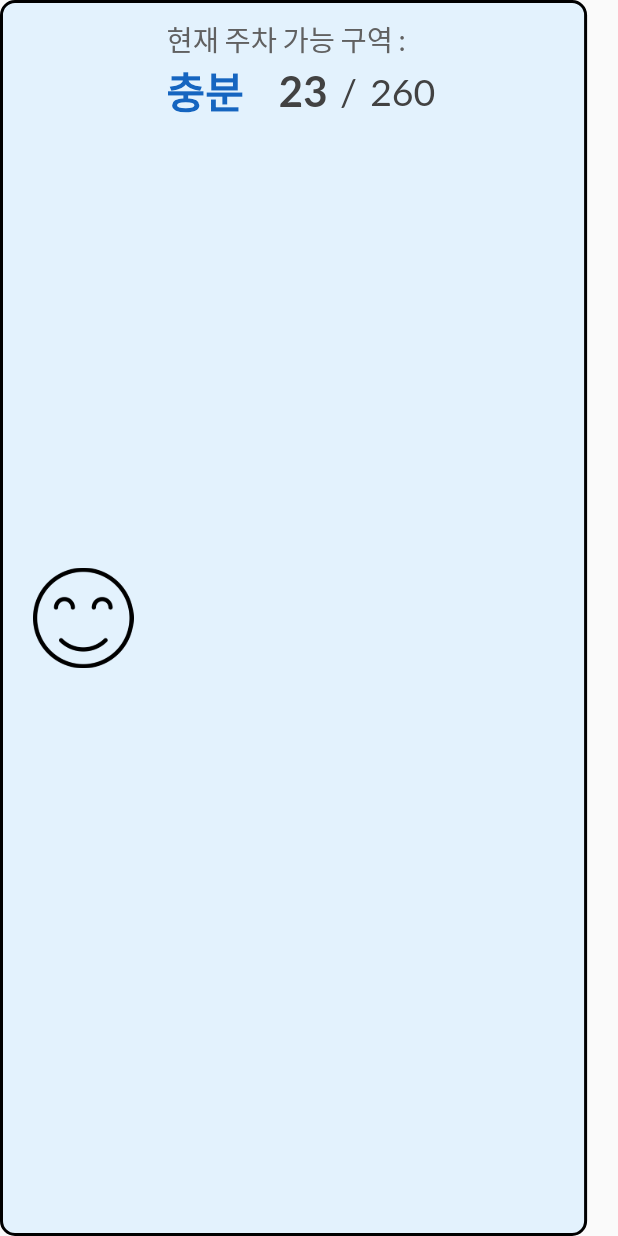
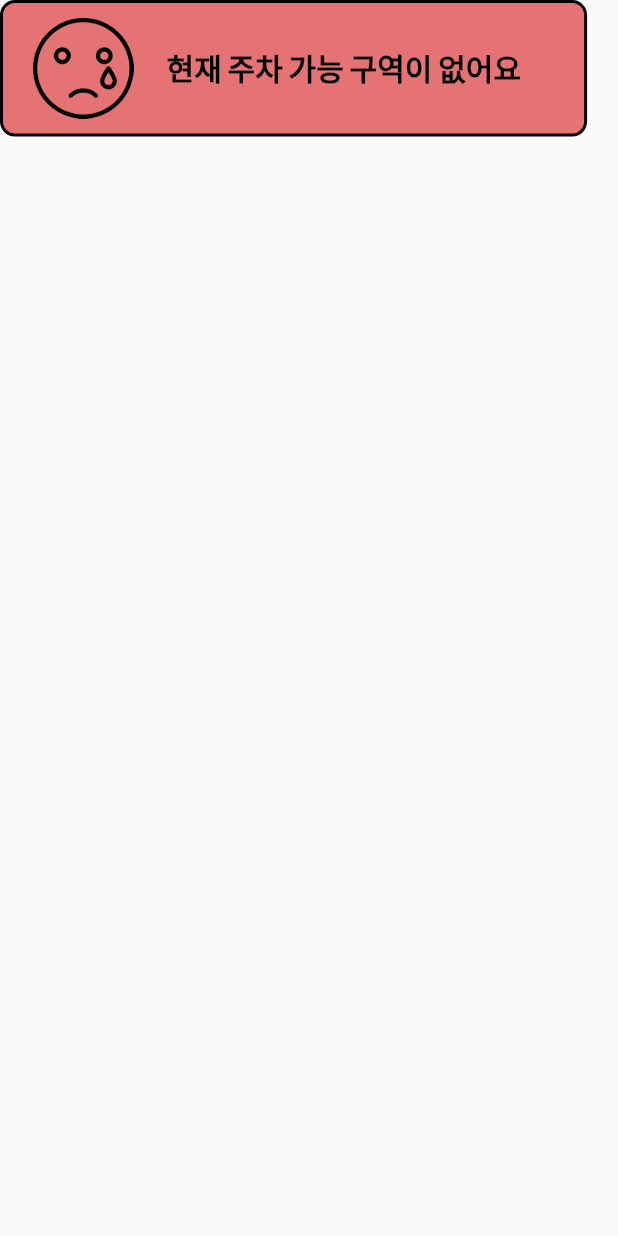
Before and after one commit to CMS1108/2022capstone, a Flutter app: the RemainStat widget shown alone on an empty page, opened directly, on a phone screen of 412 x 824 dp. Run offline on Flutter 3.47's test engine with Material 2 defaults, Android fonts, the phone set to English and light mode, and no system bars; our stand-ins replace geolocator, google_fonts; missing offline and left inert: kakao_flutter_sdk, kakao_flutter_sdk_common, kakaomap_webview.

Commit message:
위젯 색 변경

```diff
--- a/lib/ui/view/datail_page.dart
+++ b/lib/ui/view/datail_page.dart
@@ -39,9 +39,6 @@ class _DetailPageState extends State<DetailPage> {
     var name = '효죽공영주차장';
     var address = '광주광역시 북구 용봉로138번길 11(중흥동)';
     var tel = 01071769856;
-    var totalAbleCnt = 260;
-    var ableCnt = 32;
-
 
     return Scaffold(
       appBar: CupertinoNavigationBar(
@@ -57,20 +54,20 @@ class _DetailPageState extends State<DetailPage> {
             child:Container(
               child: Column(
                 children: [
-                  SizedBox(height: 7.0),
+                  SizedBox(height: 17.0),
                   Text('${name}',
                       textAlign: TextAlign.center,
                       style: GoogleFonts.lato(
                           fontSize: 35.0,
                           fontWeight: FontWeight.bold,
                           color: Colors.black)),
-                  SizedBox(height: 4.0,),
+                  SizedBox(height: 8.0,),
                   Text('${address}',
                     textAlign: TextAlign.center,
                     style: GoogleFonts.lato(
                         fontSize: 17.0,
                         color: Colors.black)),
-                  SizedBox(height: 13.0),
+                  SizedBox(height: 17.0),
                   KakaoMapView(
                     width: MediaQuery.of(context).size.width,
                     height: MediaQuery.of(context).size.height * 0.35,
@@ -139,7 +136,7 @@ class _DetailPageState extends State<DetailPage> {
                   //           fontSize: 16.0,
                   //           color: Colors.black),),),),
 
-                  SizedBox(height: 8.0),
+                  SizedBox(height: 10.0),
                   Container(
                     child: Row(
                       mainAxisAlignment: MainAxisAlignment.spaceEvenly,
@@ -225,7 +222,7 @@ class _DetailPageState extends State<DetailPage> {
                         // ),
                         Expanded(flex: 1, child: SizedBox()),],
                   ),),
-                  SizedBox(height: 18.0),
+                  SizedBox(height: 20.0),
                   RemainStat(),
 
                   // ExpansionTile(title: Text('운영 요금',
--- a/lib/ui/widget/remain_stat_widget.dart
+++ b/lib/ui/widget/remain_stat_widget.dart
@@ -3,7 +3,7 @@ import 'package:google_fonts/google_fonts.dart';
 
 class RemainStat extends StatelessWidget{
   var totalAbleCnt = 260;
-  var ableCnt = 23;
+  var ableCnt = 0;
   var color = Colors.white;
   @override
   Widget build(BuildContext context) {
@@ -12,7 +12,7 @@ class RemainStat extends StatelessWidget{
         width: MediaQuery.of(context).size.width * 0.95,
         padding: EdgeInsets.all(10.0),
         decoration: BoxDecoration(
-          //border: Border.all(color: Colors.black12, width: 3),
+            border: Border.all(color: Colors.black, width: 2),
             borderRadius: BorderRadius.circular(10.0),
             color: Colors.red[300]
         ),
@@ -44,23 +44,14 @@ class RemainStat extends StatelessWidget{
           ],
         ),
       );
-    } else{
-      var stext, icon;
-      if(ableCnt < 10){
-        stext = '보통';
-        icon = 'assets/images/neutral.png';
-      } else{
-        stext = '충분';
-        icon = 'assets/images/smile.png';
-      }
-
+    } else if(ableCnt < 10){
       return Container(
         width: MediaQuery.of(context).size.width * 0.95,
         padding: EdgeInsets.all(10.0),
         decoration: BoxDecoration(
           border: Border.all(color: Colors.black, width: 2),
             borderRadius: BorderRadius.circular(10.0),
-            color: Colors.blue[50]
+            color: Colors.yellow[100],
         ),
         child: Row(
           mainAxisAlignment: MainAxisAlignment.center,
@@ -71,7 +62,7 @@ class RemainStat extends StatelessWidget{
             ),
             Expanded(
               flex: 1,
-              child: Image.asset('${icon}', width: 20.0,),
+              child: Image.asset('assets/images/neutral.png', width: 20.0,),
             ),
             SizedBox(
               width: 22.0,
@@ -83,11 +74,76 @@ class RemainStat extends StatelessWidget{
                 children: [
                   Text('현재 주차 가능 구역 : ',
                       style: GoogleFonts.lato(
-                          fontSize: 19.0,
+                          fontSize: 18.0,
                           color: Colors.grey[700])),
+                  SizedBox(height: 3.0,),
                   Row(
                     children: [
-                      Text('${stext}',
+                      Text('보통',
+                          style: GoogleFonts.lato(
+                              fontSize: 28.0,
+                              fontWeight: FontWeight.bold,
+                              color: Colors.yellow[900])),
+                      SizedBox(width: 23.0,),
+                      Text(
+                          '${ableCnt}',
+                          style: GoogleFonts.lato(
+                              fontSize: 28.0,
+                              fontWeight: FontWeight.bold,
+                              color: Colors.grey[800])
+                      ),
+                      Text(
+                          '  /  ${totalAbleCnt}',
+                          style: GoogleFonts.lato(
+                              fontSize: 25.0,
+                              color: Colors.grey[800])
+                      ),
+                    ],
+                  )
+
+                ],
+              ),
+            )
+
+          ],
+        ),
+      );
+    } else{
+      return Container(
+        width: MediaQuery.of(context).size.width * 0.95,
+        padding: EdgeInsets.all(10.0),
+        decoration: BoxDecoration(
+          border: Border.all(color: Colors.black, width: 2),
+          borderRadius: BorderRadius.circular(10.0),
+          color: Colors.blue[50],
+        ),
+        child: Row(
+          mainAxisAlignment: MainAxisAlignment.center,
+          crossAxisAlignment: CrossAxisAlignment.center,
+          children: [
+            SizedBox(
+              width: 10.0,
+            ),
+            Expanded(
+              flex: 1,
+              child: Image.asset('assets/images/smile.png', width: 20.0,),
+            ),
+            SizedBox(
+              width: 22.0,
+            ),
+            Expanded(
+              flex: 4,
+              child: Column(
+                crossAxisAlignment: CrossAxisAlignment.start,
+                children: [
+                  Text('현재 주차 가능 구역 : ',
+                      style: GoogleFonts.lato(
+                          fontSize: 18.0,
+                          color: Colors.grey[700])),
+                  SizedBox(height: 3.0,),
+                  Row(
+                    children: [
+                      Text('충분',
                           style: GoogleFonts.lato(
                               fontSize: 28.0,
                               fontWeight: FontWeight.bold,
```
